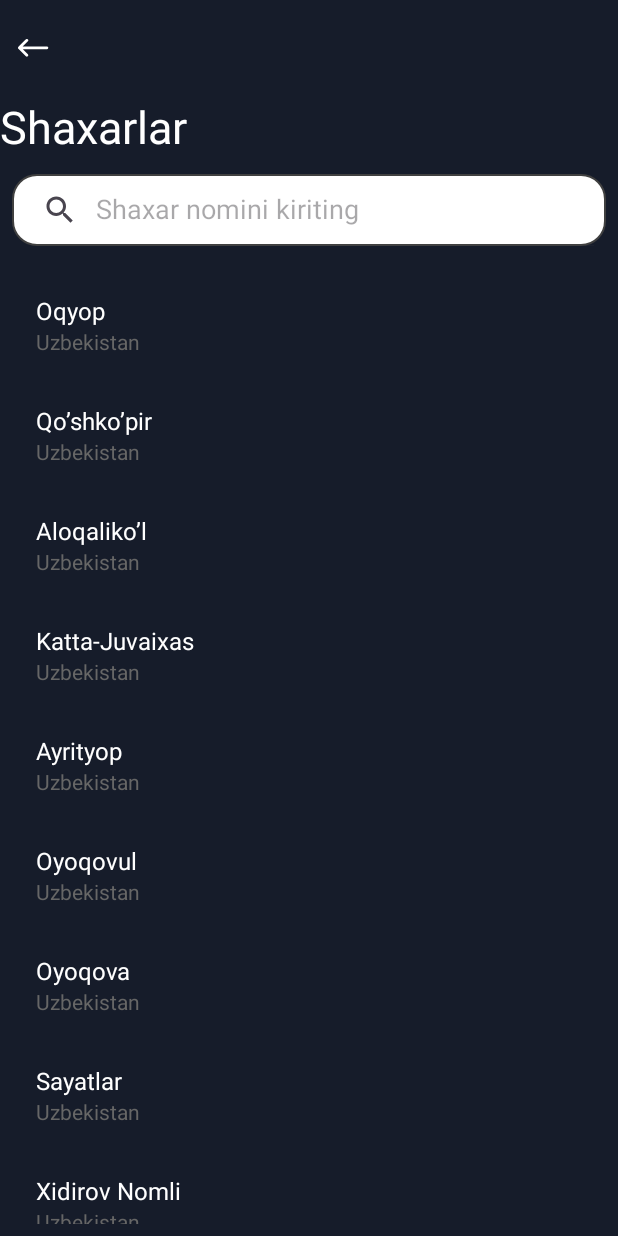
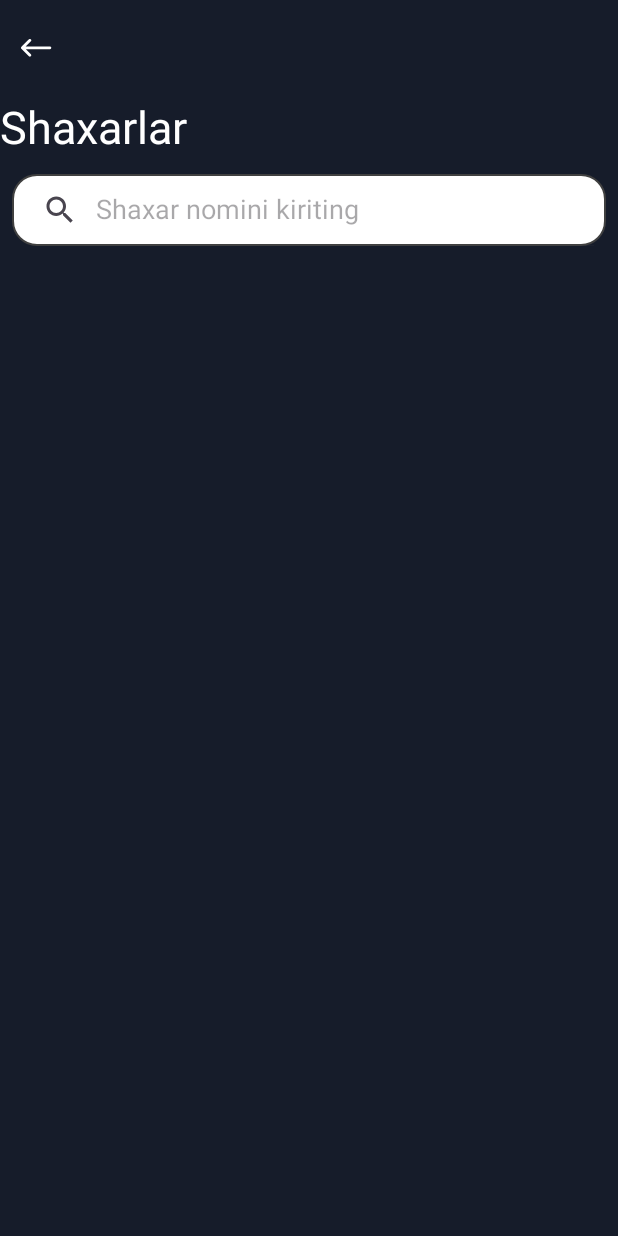
Before and after one commit to mrsolijon/WeatherAPP, an Android app: the AddChangeCityFragment screen opened through its navigation route, on a phone screen of 412 x 824 dp. Run offline under Robolectric (Android 15) with nearby library versions, the phone set to English and light mode, and no system bars.

Commit message:
icon qo'shildi

```diff
--- a/app/src/main/AndroidManifest.xml
+++ b/app/src/main/AndroidManifest.xml
@@ -12,9 +12,9 @@
         android:allowBackup="true"
         android:dataExtractionRules="@xml/data_extraction_rules"
         android:fullBackupContent="@xml/backup_rules"
-        android:icon="@mipmap/ic_launcher"
-        android:label="@string/app_name"
-        android:roundIcon="@mipmap/ic_launcher_round"
+        android:icon="@mipmap/icon"
+        android:label="Ob-Havo"
+        android:roundIcon="@mipmap/icon_round"
         android:supportsRtl="true"
         android:theme="@style/Theme.WeatherAPP"
         tools:targetApi="31">
--- a/app/src/main/java/com/example/weatherapp/fragments/AddChangeCityFragment.kt
+++ b/app/src/main/java/com/example/weatherapp/fragments/AddChangeCityFragment.kt
@@ -56,6 +56,7 @@ class AddChangeCityFragment : Fragment(R.layout.fragment_add_change_city) {
                     return false
                 }
                 override fun onQueryTextChange(text: String?): Boolean {
+                    binding.cityList.visibility = View.VISIBLE
                     filterCities(text.orEmpty())
                     return true
                 }
--- a/app/src/main/res/layout/fragment_add_change_city.xml
+++ b/app/src/main/res/layout/fragment_add_change_city.xml
@@ -15,12 +15,11 @@
         >
         <ImageButton
             android:id="@+id/add_change_city_back_btn"
-            android:layout_width="44dp"
-            android:layout_height="44dp"
+            android:layout_width="48dp"
+            android:layout_height="48dp"
             android:src="@mipmap/back"
             android:background="?attr/selectableItemBackgroundBorderless"
-            android:layout_gravity="center"
-            />
+            android:layout_gravity="center" />
 
     </LinearLayout>
 
@@ -39,7 +38,6 @@
         android:layout_margin="8dp"
         android:background="@drawable/back_search"
         app:queryHint="Shaxar nomini kiriting"
-        android:textAppearance="@color/black"
         app:iconifiedByDefault="false" />
 
     <androidx.recyclerview.widget.RecyclerView
@@ -47,6 +45,7 @@
         android:layout_width="match_parent"
         android:layout_height="match_parent"
         android:layout_margin="8dp"
+        android:visibility="invisible"
     />
 
 </LinearLayout>
--- a/app/src/main/res/layout/item_city.xml
+++ b/app/src/main/res/layout/item_city.xml
@@ -12,7 +12,7 @@
         android:layout_width="match_parent"
         android:layout_height="wrap_content"
         android:text="City"
-        android:textSize="16sp"
+        android:textSize="22sp"
         android:textColor="#ffffff" />
 
     <TextView
@@ -20,7 +20,7 @@
         android:layout_width="match_parent"
         android:layout_height="wrap_content"
         android:text="Country"
-        android:textSize="14sp"
+        android:textSize="18sp"
         android:textColor="#666666" />
 
 </LinearLayout>
```
Also changed, not shown: app/src/main/res/mipmap-hdpi/icon.webp (added), app/src/main/res/mipmap-hdpi/icon_round.webp (added), app/src/main/res/mipmap-mdpi/icon.webp (added), app/src/main/res/mipmap-mdpi/icon_round.webp (added), app/src/main/res/mipmap-xhdpi/icon.webp (added), app/src/main/res/mipmap-xhdpi/icon_round.webp (added), app/src/main/res/mipmap-xxhdpi/icon.webp (added), app/src/main/res/mipmap-xxhdpi/icon_round.webp (added), app/src/main/res/mipmap-xxxhdpi/icon.webp (added), app/src/main/res/mipmap-xxxhdpi/icon_round.webp (added).
